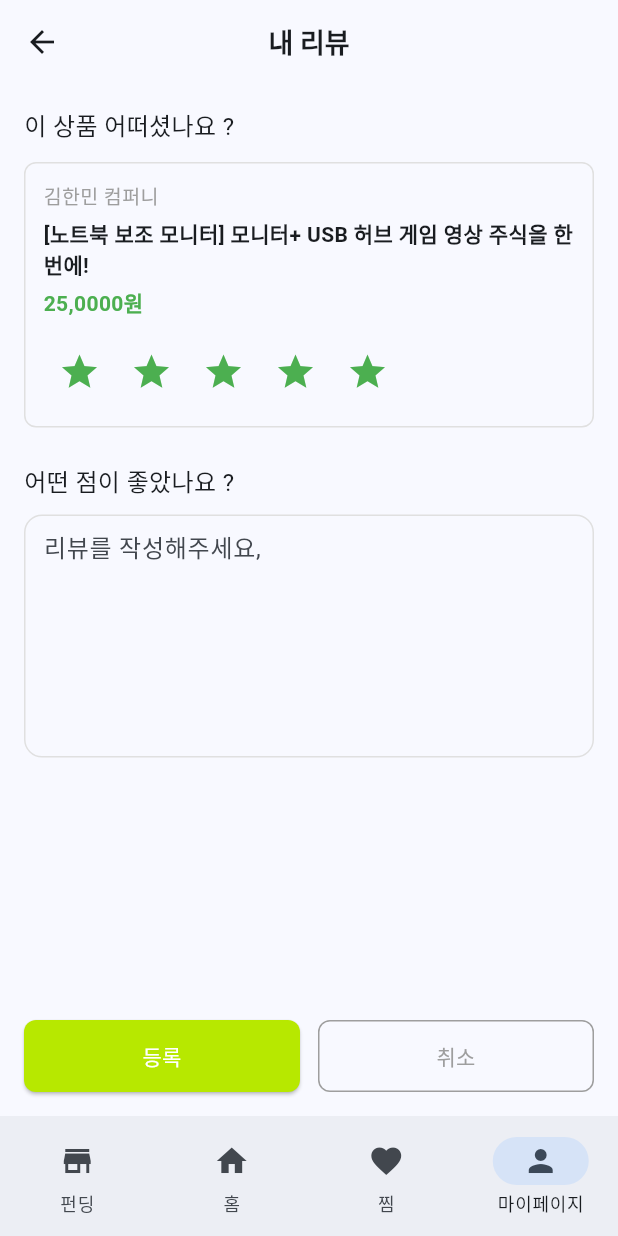
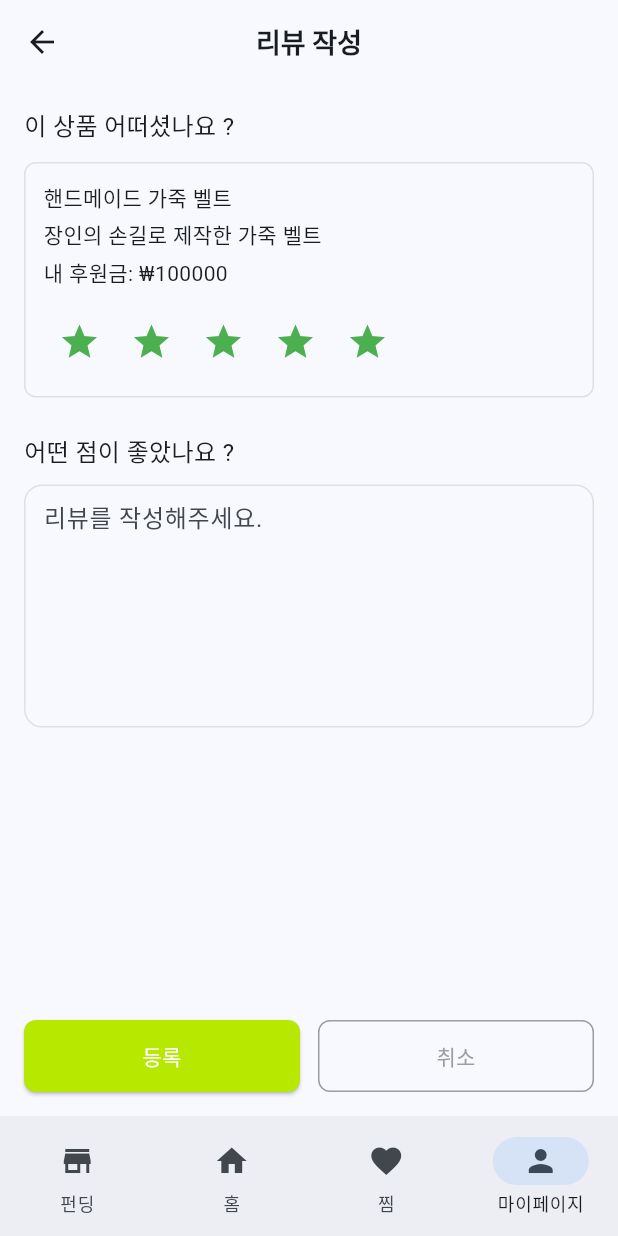
Before and after one commit to zeeeyeon/EcoFundia, a Flutter app: the MyFundingScreen screen opened by its route, after a tap on "종료", after a tap on "리뷰 작성", on a phone screen of 412 x 824 dp. Run offline on Flutter 3.47's test engine with Material 3 defaults, Android fonts, the phone set to English and light mode, and no system bars; our stand-ins replace dio, equatable, flutter_riverpod, flutter_secure_storage, go_router, google_fonts and 4 more; accounts and stored records are empty; network calls fail.

Commit message:
[S12P21E206-124] Refactor: 리뷰 작성 페이지 Widget 쪼개기

```diff
--- a/front/lib/core/config/app_config.dart
+++ b/front/lib/core/config/app_config.dart
@@ -1,7 +1,7 @@
 /// 앱 전체에서 사용되는 환경 설정을 관리하는 클래스
 class AppConfig {
   /// API 서버 기본 URL
-  static const String baseUrl = 'http://192.168.30.193:8081';
+  static const String baseUrl = 'http://192.168.30.193:8081/';
 
   /// API 엔드포인트 모음
   static const apiEndpoints = ApiEndpoints();
--- a/front/lib/features/mypage/ui/pages/write_review_screen.dart
+++ b/front/lib/features/mypage/ui/pages/write_review_screen.dart
@@ -1,24 +1,39 @@
 import 'package:flutter/material.dart';
+import 'package:flutter_riverpod/flutter_riverpod.dart';
 import '../../../../core/ui/widgets/custom_app_bar.dart';
+import '../../data/models/write_review_request.dart';
+import '../view_model/write_review_view_model.dart';
+import '../widgets/write_review_widgets.dart';
 
-class WriteReviewScreen extends StatefulWidget {
+class WriteReviewScreen extends ConsumerStatefulWidget {
   final int fundingId;
+  final String title;
+  final String description;
+  final int totalPrice;
 
-  const WriteReviewScreen({super.key, required this.fundingId});
+  const WriteReviewScreen({
+    super.key,
+    required this.fundingId,
+    required this.title,
+    required this.description,
+    required this.totalPrice,
+  });
 
   @override
-  State<WriteReviewScreen> createState() => _WriteReviewScreenState();
+  ConsumerState<WriteReviewScreen> createState() => _WriteReviewScreenState();
 }
 
-class _WriteReviewScreenState extends State<WriteReviewScreen> {
+class _WriteReviewScreenState extends ConsumerState<WriteReviewScreen> {
   final TextEditingController _controller = TextEditingController();
   int _selectedRating = 5;
 
   @override
   Widget build(BuildContext context) {
+    final reviewState = ref.watch(writeReviewViewModelProvider);
+
     return Scaffold(
       appBar: const CustomAppBar(
-        title: '내 리뷰',
+        title: '리뷰 작성',
       ),
       body: Padding(
         padding: const EdgeInsets.all(16),
@@ -26,126 +41,59 @@ class _WriteReviewScreenState extends State<WriteReviewScreen> {
           crossAxisAlignment: CrossAxisAlignment.start,
           children: [
             const Text('이 상품 어떠셨나요 ?', style: TextStyle(fontSize: 16)),
-
             const SizedBox(height: 12),
-
-            // 상품 정보 카드
-            Container(
-              padding: const EdgeInsets.all(12),
-              decoration: BoxDecoration(
-                border: Border.all(color: Colors.grey.shade300),
-                borderRadius: BorderRadius.circular(8),
-              ),
-              child: Column(
-                crossAxisAlignment: CrossAxisAlignment.start,
-                children: [
-                  const Text(
-                    '김한민 컴퍼니',
-                    style: TextStyle(fontSize: 13, color: Colors.grey),
-                  ),
-                  const SizedBox(height: 4),
-                  const Text(
-                    '[노트북 보조 모니터] 모니터+ USB 허브 게임 영상 주식을 한번에!',
-                    style: TextStyle(fontWeight: FontWeight.bold),
-                  ),
-                  const SizedBox(height: 4),
-                  const Text(
-                    '25,0000원',
-                    style: TextStyle(
-                        color: Colors.green, fontWeight: FontWeight.bold),
-                  ),
-                  const SizedBox(height: 12),
-
-                  // 별점
-                  Row(
-                    children: List.generate(5, (index) {
-                      return IconButton(
-                        onPressed: () {
+            ReviewProductCard(
+              title: widget.title,
+              description: widget.description,
+              totalPrice: widget.totalPrice,
+              selectedRating: _selectedRating,
+              onRatingChanged: (rating) {
                 setState(() {
-                            _selectedRating = index + 1;
+                  _selectedRating = rating;
                 });
               },
-                        icon: Icon(
-                          Icons.star,
-                          color: _selectedRating > index
-                              ? Colors.green
-                              : Colors.grey.shade300,
             ),
-                        iconSize: 28,
-                        padding: EdgeInsets.zero,
-                      );
-                    }),
-                  ),
-                ],
-              ),
-            ),
-
             const SizedBox(height: 24),
             const Text('어떤 점이 좋았나요 ?', style: TextStyle(fontSize: 16)),
             const SizedBox(height: 10),
+            ReviewInputField(controller: _controller),
+            const Spacer(),
+            ReviewActionButtons(
+              onSubmit: () async {
+                final content = _controller.text.trim();
+                final rating = _selectedRating;
 
-            // 리뷰 입력란
-            Container(
-              decoration: BoxDecoration(
-                border: Border.all(color: Colors.grey.shade300),
-                borderRadius: BorderRadius.circular(12),
-              ),
-              padding: const EdgeInsets.symmetric(horizontal: 12),
-              child: TextField(
-                controller: _controller,
-                maxLines: 6,
-                decoration: const InputDecoration(
-                  hintText: '리뷰를 작성해주세요,',
-                  border: InputBorder.none,
-                ),
-              ),
-            ),
+                if (content.isEmpty) {
+                  ScaffoldMessenger.of(context).showSnackBar(
+                    const SnackBar(content: Text('리뷰 내용을 입력해주세요.')),
+                  );
+                  return;
+                }
 
-            const Spacer(),
+                final request = WriteReviewRequest(
+                  fundingId: widget.fundingId,
+                  rating: rating,
+                  content: content,
+                );
 
-            // 하단 버튼들
-            Row(
-              children: [
-                Expanded(
-                  child: ElevatedButton(
-                    onPressed: () {
-                      final review = _controller.text.trim();
-                      if (review.isNotEmpty) {
+                await ref
+                    .read(writeReviewViewModelProvider.notifier)
+                    .submitReview(request);
+
+                final result = ref.read(writeReviewViewModelProvider);
+                if (result is AsyncData && result.value == true) {
+                  if (!mounted) return;
                   ScaffoldMessenger.of(context).showSnackBar(
                     const SnackBar(content: Text('리뷰가 저장되었습니다!')),
                   );
                   Navigator.pop(context);
+                } else if (result is AsyncError) {
+                  ScaffoldMessenger.of(context).showSnackBar(
+                    const SnackBar(content: Text('리뷰 등록에 실패했습니다.')),
+                  );
                 }
               },
-                    style: ElevatedButton.styleFrom(
-                      backgroundColor: const Color(0xFFB7E800), // 연두색
-                      foregroundColor: Colors.white,
-                      shape: RoundedRectangleBorder(
-                        borderRadius: BorderRadius.circular(8),
-                      ),
-                      padding: const EdgeInsets.symmetric(vertical: 14),
-                    ),
-                    child: const Text('등록'),
-                  ),
-                ),
-                const SizedBox(width: 12),
-                Expanded(
-                  child: OutlinedButton(
-                    onPressed: () {
-                      Navigator.pop(context);
-                    },
-                    style: OutlinedButton.styleFrom(
-                      foregroundColor: Colors.grey,
-                      side: const BorderSide(color: Colors.grey),
-                      shape: RoundedRectangleBorder(
-                        borderRadius: BorderRadius.circular(8),
-                      ),
-                      padding: const EdgeInsets.symmetric(vertical: 14),
-                    ),
-                    child: const Text('취소'),
-                  ),
-                ),
-              ],
+              onCancel: () => Navigator.pop(context),
             ),
           ],
         ),
--- a/front/lib/features/mypage/ui/widgets/funding_status_card.dart
+++ b/front/lib/features/mypage/ui/widgets/funding_status_card.dart
@@ -23,7 +23,7 @@ class FundingStatusCard extends StatelessWidget {
         ),
         child: Row(
           children: [
-            // ✅ 펀딩현황 (클릭 없음)
+            // 펀딩현황 (클릭 없음)
             Expanded(
               child: _buildStatusItem(
                 "펀딩현황",
@@ -39,7 +39,7 @@ class FundingStatusCard extends StatelessWidget {
               color: Colors.grey.shade300,
             ),
 
-            // ✅ 쿠폰 (클릭 시 이동 + 밑줄 표시)
+            // 쿠폰 (클릭 시 이동 + 밑줄 표시)
             Expanded(
               child: GestureDetector(
                 onTap: () {
--- a/front/lib/features/mypage/ui/widgets/my_funding_card.dart
+++ b/front/lib/features/mypage/ui/widgets/my_funding_card.dart
@@ -148,7 +148,14 @@ class MyFundingCard extends StatelessWidget {
                         padding: const EdgeInsets.symmetric(vertical: 12),
                       ),
                       onPressed: () {
-                        context.push('/review/${funding.fundingId}');
+                        context.push(
+                          '/review/${funding.fundingId}',
+                          extra: {
+                            'title': funding.title,
+                            'description': funding.description,
+                            'totalPrice': funding.totalPrice,
+                          },
+                        );
                       },
                       icon: const Icon(Icons.edit, size: 18),
                       label: const Text(
--- a/front/lib/features/mypage/ui/widgets/profile_card.dart
+++ b/front/lib/features/mypage/ui/widgets/profile_card.dart
@@ -28,7 +28,7 @@ class ProfileCard extends StatelessWidget {
               context,
               icon: Icons.rate_review,
               label: "내 후기",
-              route: '/review', // 후기 작성 페이지 이동
+              route: '/my-reviews', // 후기 작성 페이지 이동
             ),
             _buildFeatureButton(
               context,
--- /dev/null
+++ b/front/lib/features/mypage/ui/widgets/write_review_widgets.dart
@@ -0,0 +1,131 @@
+import 'package:flutter/material.dart';
+
+/// 📦 상품 정보 카드
+class ReviewProductCard extends StatelessWidget {
+  final String title;
+  final String description;
+  final int totalPrice;
+  final int selectedRating;
+  final void Function(int) onRatingChanged;
+
+  const ReviewProductCard({
+    super.key,
+    required this.title,
+    required this.description,
+    required this.totalPrice,
+    required this.selectedRating,
+    required this.onRatingChanged,
+  });
+
+  @override
+  Widget build(BuildContext context) {
+    return Container(
+      padding: const EdgeInsets.all(12),
+      decoration: BoxDecoration(
+        border: Border.all(color: Colors.grey.shade300),
+        borderRadius: BorderRadius.circular(8),
+      ),
+      child: Column(
+        crossAxisAlignment: CrossAxisAlignment.start,
+        children: [
+          Text(title),
+          const SizedBox(height: 4),
+          Text(description),
+          const SizedBox(height: 4),
+          Text('내 후원금: ₩$totalPrice'),
+          const SizedBox(height: 12),
+          Row(
+            children: List.generate(5, (index) {
+              return IconButton(
+                onPressed: () => onRatingChanged(index + 1),
+                icon: Icon(
+                  Icons.star,
+                  color: selectedRating > index
+                      ? Colors.green
+                      : Colors.grey.shade300,
+                ),
+                iconSize: 28,
+                padding: EdgeInsets.zero,
+              );
+            }),
+          ),
+        ],
+      ),
+    );
+  }
+}
+
+/// 📝 리뷰 입력 필드
+class ReviewInputField extends StatelessWidget {
+  final TextEditingController controller;
+
+  const ReviewInputField({super.key, required this.controller});
+
+  @override
+  Widget build(BuildContext context) {
+    return Container(
+      decoration: BoxDecoration(
+        border: Border.all(color: Colors.grey.shade300),
+        borderRadius: BorderRadius.circular(12),
+      ),
+      padding: const EdgeInsets.symmetric(horizontal: 12),
+      child: TextField(
+        controller: controller,
+        maxLines: 6,
+        decoration: const InputDecoration(
+          hintText: '리뷰를 작성해주세요.',
+          border: InputBorder.none,
+        ),
+      ),
+    );
+  }
+}
+
+/// ✅ 등록 / 취소 버튼
+class ReviewActionButtons extends StatelessWidget {
+  final VoidCallback onSubmit;
+  final VoidCallback onCancel;
+
+  const ReviewActionButtons({
+    super.key,
+    required this.onSubmit,
+    required this.onCancel,
+  });
+
+  @override
+  Widget build(BuildContext context) {
+    return Row(
+      children: [
+        Expanded(
+          child: ElevatedButton(
+            onPressed: onSubmit,
+            style: ElevatedButton.styleFrom(
+              backgroundColor: const Color(0xFFB7E800),
+              foregroundColor: Colors.white,
+              shape: RoundedRectangleBorder(
+                borderRadius: BorderRadius.circular(8),
+              ),
+              padding: const EdgeInsets.symmetric(vertical: 14),
+            ),
+            child: const Text('등록'),
+          ),
+        ),
+        const SizedBox(width: 12),
+        Expanded(
+          child: OutlinedButton(
+            onPressed: onCancel,
+            style: OutlinedButton.styleFrom(
+              foregroundColor: Colors.grey,
+              side: const BorderSide(color: Colors.grey),
+              shape: RoundedRectangleBorder(
+                borderRadius: BorderRadius.circular(8),
+              ),
+              padding: const EdgeInsets.symmetric(vertical: 14),
+            ),
+            child: const Text('취소'),
+          ),
+        ),
+      ],
+    );
+  }
+}
--- a/front/lib/routing/router.dart
+++ b/front/lib/routing/router.dart
@@ -1,6 +1,7 @@
 import 'package:flutter/material.dart';
 import 'package:flutter_riverpod/flutter_riverpod.dart';
 import 'package:front/features/mypage/ui/pages/coupon_screen.dart';
+import 'package:front/features/mypage/ui/pages/my_review_screen.dart';
 import 'package:front/features/mypage/ui/pages/profile_edit_screen.dart';
 import 'package:go_router/go_router.dart';
 import 'package:front/features/auth/ui/pages/login_screen.dart';
@@ -102,10 +103,21 @@ final routerProvider = Provider<GoRouter>((ref) {
               GoRoute(
                 path: '/review/:id',
                 builder: (context, state) {
-                  final fundingId =
-                      int.parse(state.pathParameters['id']!); // 👈 추출
-                  return WriteReviewScreen(fundingId: fundingId);
+                  final id = int.parse(state.pathParameters['id']!);
+                  final extra = state.extra as Map<String, dynamic>?;
+
+                  return WriteReviewScreen(
+                    fundingId: id,
+                    title: extra?['title'] ?? '',
+                    description: extra?['description'] ?? '',
+                    totalPrice: extra?['totalPrice'] ?? 0,
+                  );
                 },
+              ),
+              GoRoute(
+                path: '/my-reviews',
+                name: 'myReviews',
+                builder: (context, state) => const MyReviewScreen(),
               ),
               GoRoute(
                 path: '/profile-edit',
```
Lines whose indentation alone changed are shown as unchanged.
